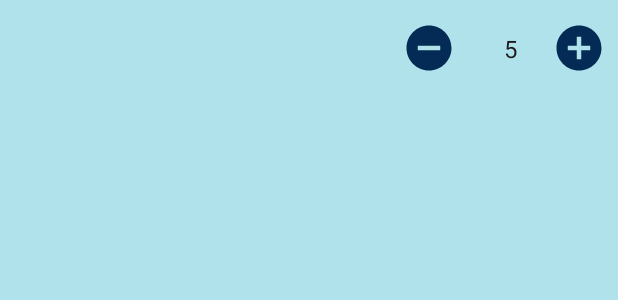
After one commit to Kordeliia/TwoCatAmigurumiC, an Android app: the layout item_product_cart.xml on its own in the app's theme, with its tools: preview values and no code run, on a phone screen of 412 x 824 dp. The commit adds this screen. Shown: the top 300 px of the screen. Run offline under Robolectric (Android 15) with nearby library versions, the phone set to English and light mode, and no system bars.

Commit message:
commit 3

```diff
--- /dev/null
+++ b/app/src/main/java/com/example/twocatsamigurumi/Constants.kt
@@ -0,0 +1,5 @@
+package com.example.twocatsamigurumi
+
+object Constants {
+    const val COLL_PRODUCTS = "products"
+}
--- /dev/null
+++ b/app/src/main/res/drawable/ic_add_circle.xml
@@ -0,0 +1,5 @@
+<vector android:height="36dp" android:tint="#032B55"
+    android:viewportHeight="24" android:viewportWidth="24"
+    android:width="36dp" xmlns:android="http://schemas.android.com/apk/res/android">
+    <path android:fillColor="@android:color/white" android:pathData="M12,2C6.48,2 2,6.48 2,12s4.48,10 10,10 10,-4.48 10,-10S17.52,2 12,2zM17,13h-4v4h-2v-4L7,13v-2h4L11,7h2v4h4v2z"/>
+</vector>
--- /dev/null
+++ b/app/src/main/res/drawable/ic_remove_circle.xml
@@ -0,0 +1,5 @@
+<vector android:height="36dp" android:tint="#032B55"
+    android:viewportHeight="24" android:viewportWidth="24"
+    android:width="36dp" xmlns:android="http://schemas.android.com/apk/res/android">
+    <path android:fillColor="@android:color/white" android:pathData="M12,2C6.48,2 2,6.48 2,12s4.48,10 10,10 10,-4.48 10,-10S17.52,2 12,2zM17,13L7,13v-2h10v2z"/>
+</vector>
--- /dev/null
+++ b/app/src/main/res/drawable/ic_time.xml
@@ -0,0 +1,6 @@
+<vector android:height="24dp" android:tint="#3F89FC"
+    android:viewportHeight="24" android:viewportWidth="24"
+    android:width="24dp" xmlns:android="http://schemas.android.com/apk/res/android">
+    <path android:fillColor="@android:color/white" android:pathData="M11.99,2C6.47,2 2,6.48 2,12s4.47,10 9.99,10C17.52,22 22,17.52 22,12S17.52,2 11.99,2zM12,20c-4.42,0 -8,-3.58 -8,-8s3.58,-8 8,-8 8,3.58 8,8 -3.58,8 -8,8z"/>
+    <path android:fillColor="@android:color/white" android:pathData="M12.5,7H11v6l5.25,3.15 0.75,-1.23 -4.5,-2.67z"/>
+</vector>
--- a/app/src/main/res/drawable/shapes.xml
+++ /dev/null
@@ -1,4 +0,0 @@
-<?xml version="1.0" encoding="utf-8"?>
-<selector xmlns:android="http://schemas.android.com/apk/res/android">
-    <shape xmlns:android="http://schemas.android.com/apk/res/android" android:shape="rectangle"> <gradient android:startColor="#FFFFFF" android:endColor="#00FF00" android:angle="270" /> <corners android:radius="3dp" /> <stroke android:width="5px" android:color="#ffffff" /> </shape>
-</selector>
--- a/app/src/main/res/layout/activity_main.xml
+++ b/app/src/main/res/layout/activity_main.xml
@@ -28,7 +28,6 @@
         app:layout_constraintTop_toTopOf="@+id/tvTotal"
         android:layout_marginEnd="@dimen/common_padding_normal"
         android:layout_marginStart="@dimen/common_padding_min"
-        android:theme="@drawable/shapes"
         />
 
 
--- /dev/null
+++ b/app/src/main/res/layout/item_product_cart.xml
@@ -0,0 +1,47 @@
+<?xml version="1.0" encoding="utf-8"?>
+<androidx.constraintlayout.widget.ConstraintLayout xmlns:android="http://schemas.android.com/apk/res/android"
+    android:layout_width="match_parent"
+    android:layout_height="?attr/listPreferredItemHeight"
+    xmlns:app="http://schemas.android.com/apk/res-auto"
+    xmlns:tools="http://schemas.android.com/tools">
+    <ImageButton
+        android:id="@+id/ibSum"
+        android:layout_width="wrap_content"
+        android:layout_height="wrap_content"
+        android:src="@drawable/ic_add_circle"
+        android:background="?selectableItemBackground"
+        app:layout_constraintEnd_toEndOf="parent"
+        app:layout_constraintTop_toTopOf="parent"
+        app:layout_constraintBottom_toBottomOf="parent"
+        android:layout_margin="@dimen/common_padding_min"
+        />
+    <com.google.android.material.textview.MaterialTextView
+        android:id="@+id/tvQuantity"
+        android:layout_width="wrap_content"
+        android:layout_height="wrap_content"
+        android:ems="3"
+        android:textAlignment="center"
+        android:textAppearance="?attr/textAppearanceSubtitle1"
+        tools:text="5"
+        app:layout_constraintTop_toTopOf="parent"
+        app:layout_constraintBottom_toBottomOf="parent"
+        app:layout_constraintEnd_toStartOf="@+id/ibSum"
+        />
+    <ImageButton
+        android:id="@+id/ibRem"
+        android:layout_width="wrap_content"
+        android:layout_height="wrap_content"
+        android:src="@drawable/ic_remove_circle"
+        android:background="?selectableItemBackground"
+        app:layout_constraintEnd_toStartOf="@+id/tvQuantity"
+        app:layout_constraintTop_toTopOf="parent"
+        app:layout_constraintBottom_toBottomOf="parent"
+        android:layout_margin="@dimen/common_padding_min"
+        />
+    <ImageView
+        android:id="@+id/imgProduct"
+        android:layout_width="@dimen/product_cart_img_size"
+        android:layout_height="@dimen/product_cart_img_size"
+        />
+
+</androidx.constraintlayout.widget.ConstraintLayout>
--- a/app/src/main/res/values/dimens.xml
+++ b/app/src/main/res/values/dimens.xml
@@ -5,4 +5,5 @@
     <dimen name="product_img_width">148dp</dimen>
     <dimen name="padding_none">0dp</dimen>
     <dimen name="common_padding_normal">16dp</dimen>
+    <dimen name="product_cart_img_size">48dp</dimen>
 </resources>
--- a/app/src/main/res/values/strings.xml
+++ b/app/src/main/res/values/strings.xml
@@ -12,4 +12,5 @@
     <string name="menu_title_sign_out">Cerrar Sesión</string>
     <string name="mssg_sign_out_success">Hasta pronto!</string>
     <string name="mssg_sign_out_failure">Error al cerrar la sesión</string>
+    <string name="mssg_error_consultar_datos">Error al consultar los datos en la base de datos.</string>
 </resources>
```
Also changed, not shown: app/src/main/java/com/example/twocatsamigurumi/MainActivity.kt (+37 -6 lines), app/src/main/java/com/example/twocatsamigurumi/entities/Product.kt (added, +25 -0 lines), app/src/main/java/com/example/twocatsamigurumi/product/OnProductListener.kt (added, +7 -0 lines), app/src/main/java/com/example/twocatsamigurumi/product/ProductAdapter.kt (added, +75 -0 lines).
